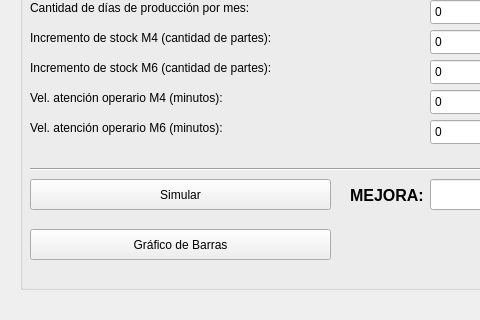
Qt form window.ui (brunohughes/MyS-FabricaDeMesas) before a commit; both pictures show x 0 to 480 and y 169 to 489 of the 662 by 489 pixel window.
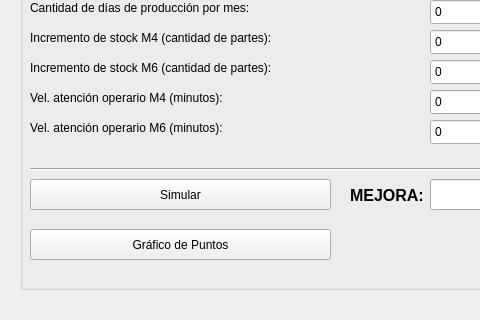
The same form after that commit.

Commit message: Se renombre medodo graficoBarras a graficoPuntos

Diff of the .ui file:
```diff
--- a/window.ui
+++ b/window.ui
@@ -32,7 +32,7 @@
        <x>0</x>
        <y>0</y>
        <width>631</width>
-       <height>439</height>
+       <height>447</height>
       </rect>
      </property>
      <attribute name="label">
@@ -319,7 +319,7 @@
         </rect>
        </property>
        <property name="text">
-        <string>Gráfico de Barras</string>
+        <string>Gráfico de Puntos</string>
        </property>
       </widget>
      </widget>
```
Left out of the diff: 6 changed lines with no effect on the pictures. The commit also changes 2 other files.
